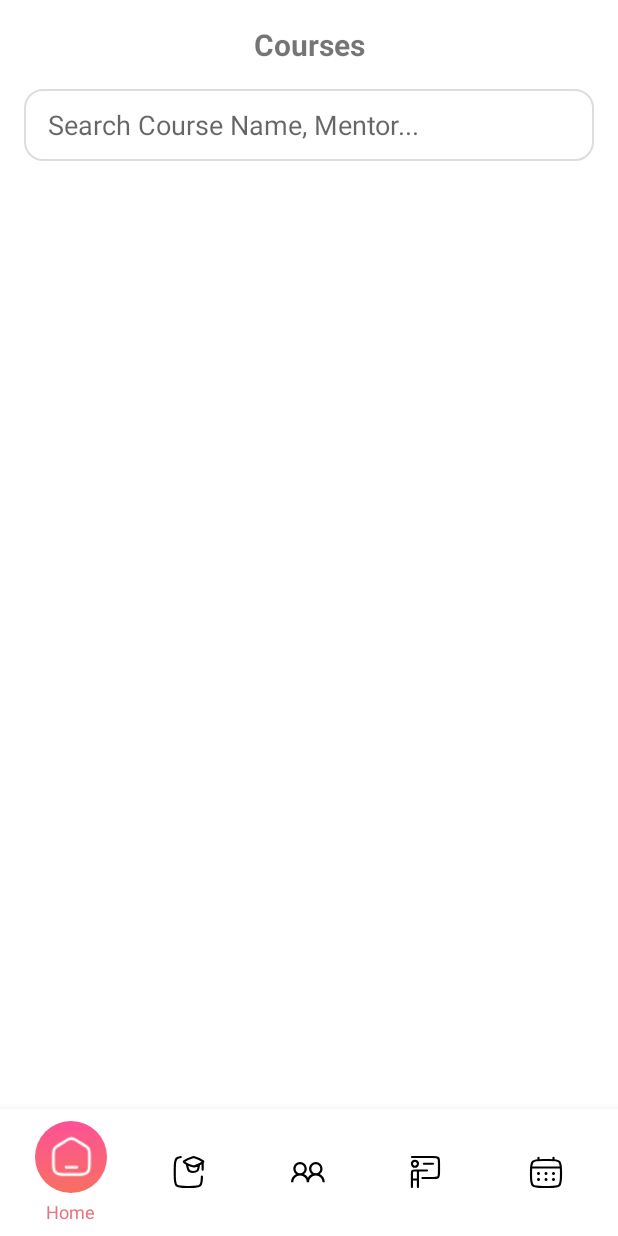
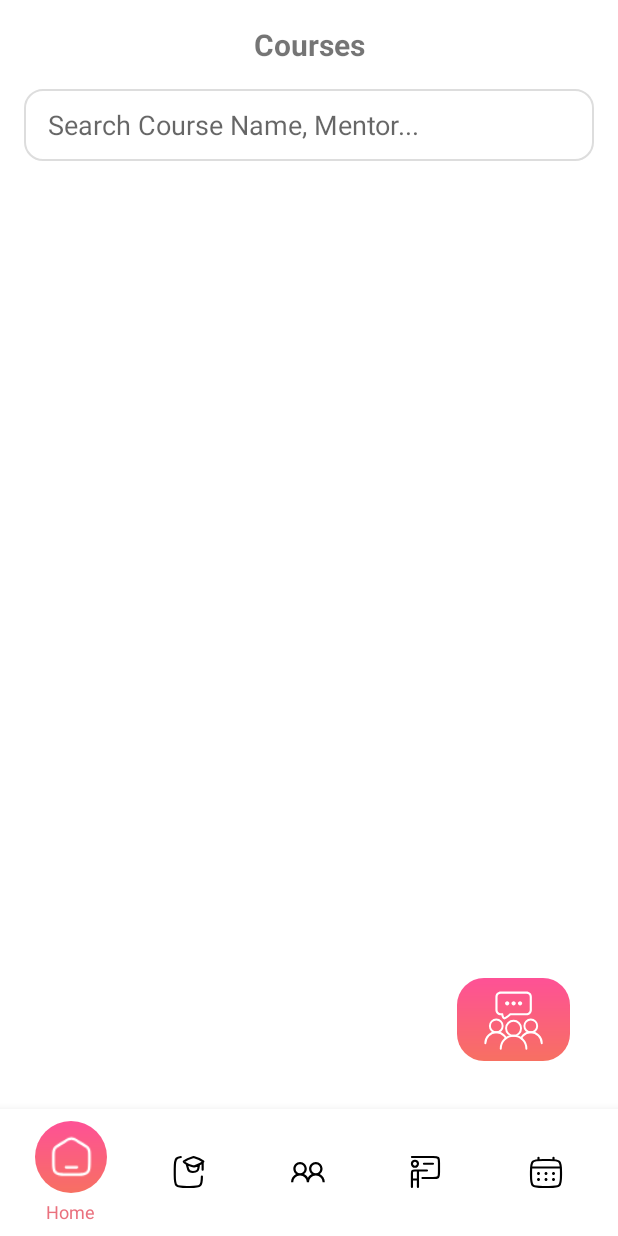
Before and after one commit to viltaylor/SheRaise, an Android app built with Jetpack Compose: the fragment CourseMentorFragment placed in its activity, on a phone screen of 412 x 824 dp. Run offline under Robolectric (Android 15) with nearby library versions, the phone set to English and light mode, and no system bars; our stand-ins replace Firebase (no records; nobody signed in at launch, a user with empty details on screens opened directly); pictures from the network do not load.

Commit message:
Add Mentor Feature added

```diff
--- /dev/null
+++ b/app/src/main/res/layout/fragment_mentor_course.xml
@@ -0,0 +1,65 @@
+<?xml version="1.0" encoding="utf-8"?>
+<androidx.constraintlayout.widget.ConstraintLayout
+    xmlns:android="http://schemas.android.com/apk/res/android"
+    xmlns:app="http://schemas.android.com/apk/res-auto"
+    android:layout_width="match_parent"
+    android:layout_height="match_parent"
+    android:background="@color/white"
+    android:padding="16dp">
+
+    <!-- Header -->
+    <TextView
+        android:id="@+id/tvTitle"
+        android:layout_width="0dp"
+        android:layout_height="wrap_content"
+        android:text="Courses"
+        android:textStyle="bold"
+        android:textSize="20sp"
+        android:gravity="center"
+        app:layout_constraintTop_toTopOf="parent"
+        app:layout_constraintStart_toStartOf="parent"
+        app:layout_constraintEnd_toEndOf="parent" />
+
+    <!-- Search Bar -->
+    <EditText
+        android:id="@+id/etSearch"
+        android:layout_width="0dp"
+        android:layout_height="48dp"
+        android:hint="Search Course Name, Mentor..."
+        android:background="@drawable/search_bg"
+        android:paddingStart="16dp"
+        android:paddingEnd="16dp"
+        android:drawablePadding="8dp"
+        android:layout_marginTop="16dp"
+        android:inputType="text"
+        app:layout_constraintTop_toBottomOf="@id/tvTitle"
+        app:layout_constraintStart_toStartOf="parent"
+        app:layout_constraintEnd_toEndOf="parent" />
+
+    <!-- RecyclerView for Detailed Courses -->
+    <androidx.recyclerview.widget.RecyclerView
+        android:id="@+id/rvCourses"
+        android:layout_width="0dp"
+        android:layout_height="0dp"
+        android:clipToPadding="false"
+        android:paddingTop="8dp"
+        android:paddingBottom="8dp"
+        app:layout_constraintTop_toBottomOf="@id/etSearch"
+        app:layout_constraintBottom_toBottomOf="parent"
+        app:layout_constraintStart_toStartOf="parent"
+        app:layout_constraintEnd_toEndOf="parent" />
+
+    <ImageButton
+        android:id="@+id/btnAddCourse"
+        android:layout_width="75dp"
+        android:layout_height="55dp"
+        android:background="@drawable/confirm_button"
+        android:src="@drawable/logo_forum"
+        android:scaleType="centerCrop"
+        android:contentDescription="Add"
+        app:layout_constraintBottom_toBottomOf="parent"
+        app:layout_constraintEnd_toEndOf="parent"
+        android:layout_margin="16dp" />
+
+
+</androidx.constraintlayout.widget.ConstraintLayout>
```
Also changed, not shown: app/src/main/java/com/example/sheraise/CourseMentorFragment.kt (+48 -3 lines), app/src/main/res/layout/dialog_add_course.xml (added, +26 -0 lines).
